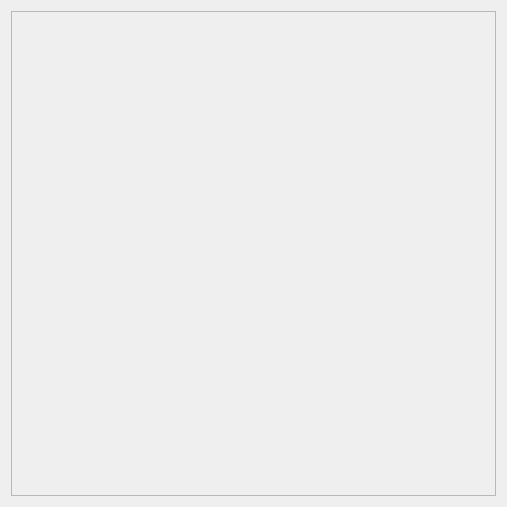
First picture: the form in zServer/src/WHdlBoard.ui, repository Zurg-13/cpp, before the edit.
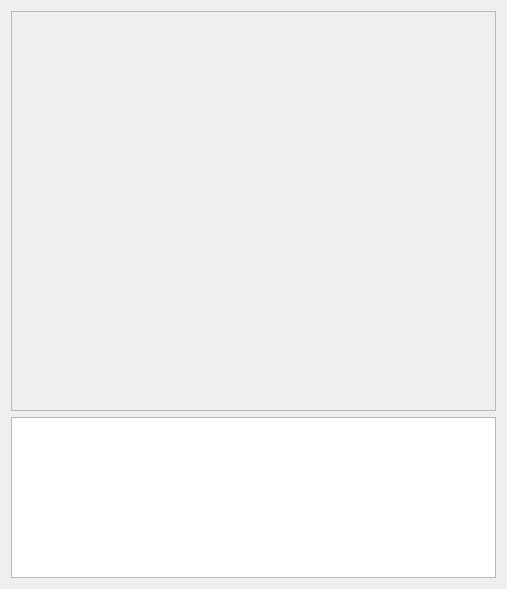
Second picture: the form after the edit.

Patch:
```diff
--- a/zServer/src/WHdlBoard.ui
+++ b/zServer/src/WHdlBoard.ui
@@ -7,7 +7,7 @@
     <x>0</x>
     <y>0</y>
     <width>507</width>
-    <height>507</height>
+    <height>589</height>
    </rect>
   </property>
   <property name="windowTitle">
@@ -16,6 +16,18 @@
   <layout class="QVBoxLayout" name="verticalLayout">
    <item>
     <widget class="QScrollArea" name="sa">
+     <property name="sizePolicy">
+      <sizepolicy hsizetype="Minimum" vsizetype="Minimum">
+       <horstretch>0</horstretch>
+       <verstretch>0</verstretch>
+      </sizepolicy>
+     </property>
+     <property name="minimumSize">
+      <size>
+       <width>0</width>
+       <height>400</height>
+      </size>
+     </property>
      <property name="widgetResizable">
       <bool>true</bool>
      </property>
@@ -25,12 +37,21 @@
         <x>0</x>
         <y>0</y>
         <width>487</width>
-        <height>487</height>
+        <height>398</height>
        </rect>
       </property>
+      <property name="sizePolicy">
+       <sizepolicy hsizetype="Minimum" vsizetype="Minimum">
+        <horstretch>0</horstretch>
+        <verstretch>0</verstretch>
+       </sizepolicy>
+      </property>
      </widget>
     </widget>
    </item>
+   <item>
+    <widget class="QListWidget" name="listWidget"/>
+   </item>
   </layout>
  </widget>
  <resources/>
```
